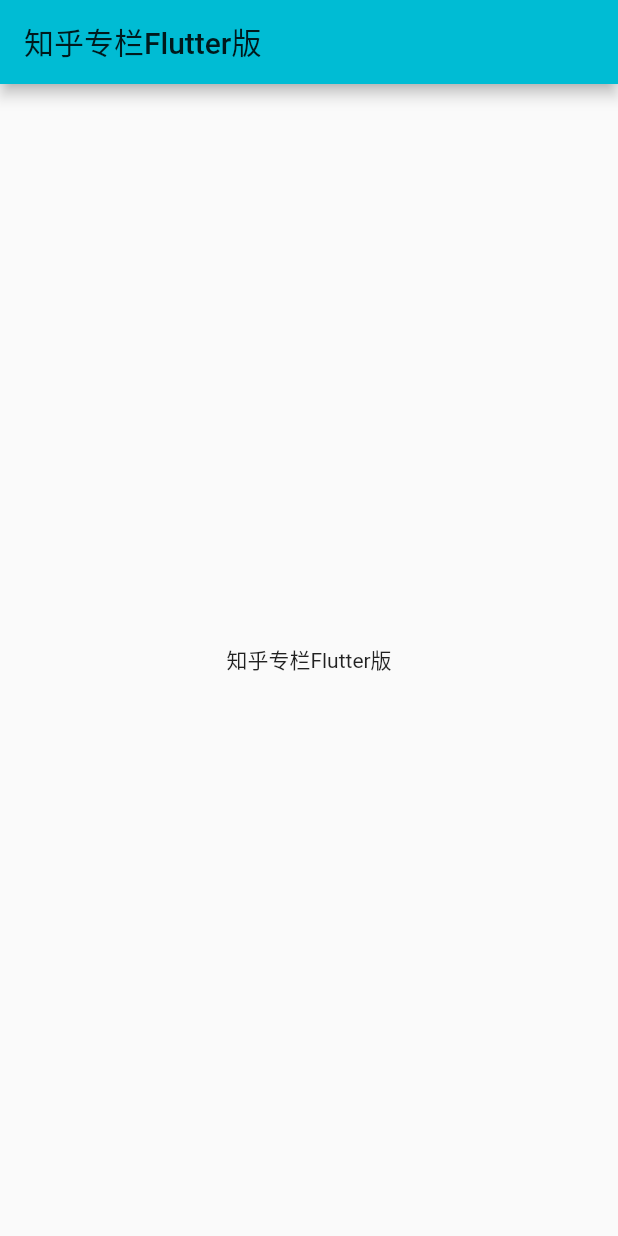
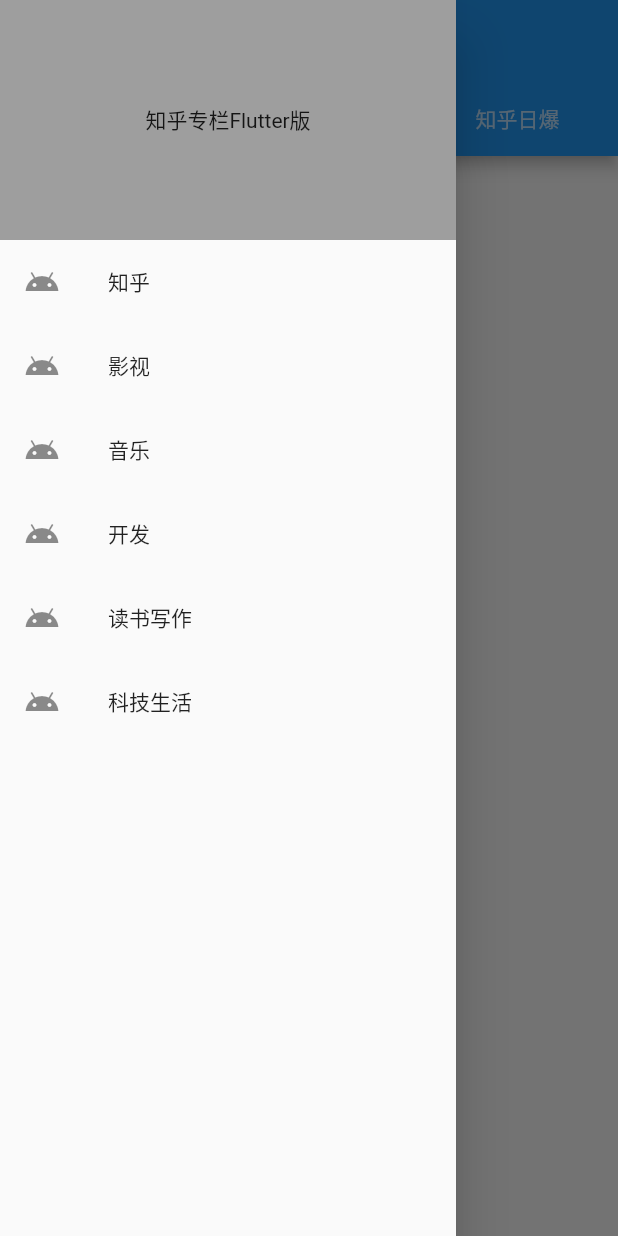
Before and after one commit to 7449/flutter_example, a Flutter app: the screen it shows after launch, with the side drawer open (before the commit the screen has no drawer), on a phone screen of 412 x 824 dp. Run offline on Flutter 3.47's test engine with Material 2 defaults, Android fonts, the phone set to English and light mode, and no system bars.

Commit message:
ADD TABVIEW

```diff
--- a/lib/HomeScreen.dart
+++ /dev/null
@@ -1,17 +0,0 @@
-import 'package:flutter/material.dart';
-import 'package:zhihu_zhuan_lan/values.dart';
-
-class HomeScreen extends StatelessWidget {
-  @override
-  Widget build(BuildContext context) {
-    return new Theme(
-        data: new ThemeData(
-          primaryColor: Colors.cyan,
-        ),
-        child: new Scaffold(
-            appBar: new AppBar(title: new Text(HomeTitle)),
-            body: new Center(
-              child: new Text(HomeTitle),
-            )));
-  }
-}
--- /dev/null
+++ b/lib/home_screen.dart
@@ -0,0 +1,111 @@
+import 'package:flutter/material.dart';
+import 'package:zhihu_zhuan_lan/values.dart';
+
+class HomeScreen extends StatefulWidget {
+  @override
+  State<StatefulWidget> createState() => new DrawerState();
+}
+
+class DrawerState extends State<HomeScreen>
+    with SingleTickerProviderStateMixin {
+  int selectDrawerTabIndex = 0;
+
+  Widget drawer() {
+    return new Column(
+      children: <Widget>[
+        new Container(
+          color: Colors.grey,
+          height: 160.0,
+          child: new Center(child: new Text(HomeTitle)),
+        ),
+        new Expanded(
+            child: new ListView.builder(
+                itemCount: drawerTabs.length,
+                itemBuilder: (context, index) =>
+                    drawerListItem(context, index)))
+      ],
+    );
+  }
+
+  Widget drawerListItem(context, index) {
+    var text = drawerTabs[index];
+    return new ListTile(
+        leading: new Icon(Icons.android),
+        title: new Text(text),
+        onTap: () {
+          Navigator.pop(context);
+          Scaffold
+              .of(context)
+              .showSnackBar(new SnackBar(content: new Text('开始加载$text')));
+          setState(() => selectDrawerTabIndex = index);
+        });
+  }
+
+  List getTabView() {
+    var tabTitles = [];
+    switch (selectDrawerTabIndex) {
+      case 0:
+        tabTitles = zhihuTabs;
+        break;
+      case 1:
+        tabTitles = movieTabs;
+        break;
+      case 2:
+        tabTitles = musicTabs;
+        break;
+      case 3:
+        tabTitles = developTabs;
+        break;
+      case 4:
+        tabTitles = bookTabs;
+        break;
+      case 5:
+        tabTitles = internetTabs;
+        break;
+    }
+    return tabTitles.map((text) => new Tab(text: text)).toList();
+  }
+
+  List getBodyView() {
+    var tabTitles = [];
+    switch (selectDrawerTabIndex) {
+      case 0:
+        tabTitles = zhihuTabs;
+        break;
+      case 1:
+        tabTitles = movieTabs;
+        break;
+      case 2:
+        tabTitles = musicTabs;
+        break;
+      case 3:
+        tabTitles = developTabs;
+        break;
+      case 4:
+        tabTitles = bookTabs;
+        break;
+      case 5:
+        tabTitles = internetTabs;
+        break;
+    }
+    return tabTitles.map((text) => new Center(child: new Text(text))).toList();
+  }
+
+  @override
+  Widget build(BuildContext context) {
+    var views = getTabView();
+    return new MaterialApp(
+        home: new DefaultTabController(
+            length: 20,
+            child: new Scaffold(
+              drawer: new Drawer(child: drawer()),
+              appBar: new AppBar(
+                  title: new Text(drawerTabs[selectDrawerTabIndex]),
+                  bottom: new TabBar(
+                    tabs: views,
+                    isScrollable: true,
+                  )),
+              body: new TabBarView(children: getBodyView()),
+            )));
+  }
+}
--- a/lib/Main.dart
+++ b/lib/main.dart
@@ -1,5 +1,5 @@
 import 'package:flutter/material.dart';
-import 'package:zhihu_zhuan_lan/HomeScreen.dart';
+import 'package:zhihu_zhuan_lan/home_screen.dart';
 
 // 入口，这里使用MaterialApp作为顶级入口,启动项目的启动页
 // 当然,这有个缺点就是`ios`和`android`想要相同的效果就要一起替换
--- a/lib/SplashScreen.dart
+++ b/lib/splash_screen.dart
@@ -1,5 +1,5 @@
 import 'package:flutter/material.dart';
-import 'package:zhihu_zhuan_lan/HomeScreen.dart';
+import 'package:zhihu_zhuan_lan/home_screen.dart';
 import 'package:zhihu_zhuan_lan/values.dart';
 
 //废弃
--- a/lib/values.dart
+++ b/lib/values.dart
@@ -1,3 +1,122 @@
 const SplashImage = 'lib/image/icon_splash.jpg';
 
 const HomeTitle = '知乎专栏Flutter版';
+
+const drawerTabs = [
+  '知乎',
+  '影视',
+  '音乐',
+  '开发',
+  '读书写作',
+  '科技生活',
+];
+const zhihuTabs = [
+  '知乎电子书',
+  '知乎日报',
+  '知识青年',
+  '知乎日爆',
+];
+const zhihuTabsSuffix = [
+  'Weekly',
+  'daily',
+  'zhihumkt',
+  'booom',
+];
+const movieTabs = [
+  'MovieDaily',
+  '太空堡垒',
+  '木易影评',
+  '48帧',
+  'RealFantasy',
+  '知影',
+  '日剧乱谈',
+  '登爷的资料库',
+];
+const movieTabsSuffix = [
+  'MovieDaily',
+  'Battlestar',
+  'happymuyi',
+  '48zhen',
+  'nordenbox',
+  'zhimovie',
+  'rijuluantan',
+  'nordenbox',
+];
+const musicTabs = [
+  '乱弹琴',
+  '古典音乐',
+  '那些年听过的歌',
+  '弦语者',
+  '大豆，音乐',
+  '狂喜之诗',
+];
+const musicTabsSuffix = [
+  'DKLearnsPop',
+  'classicalmusic',
+  '1song',
+  'violinist',
+  'adamsuen',
+  'klexraxmusic',
+];
+const developTabs = [
+  'AndroidWeekly',
+  '开发技术前线',
+  'Android科学院',
+  'C++',
+  '前端外刊评论',
+  '程序员的自我修养',
+];
+const developTabsSuffix = [
+  'android-weekly',
+  'tech-frontier',
+  'andlib',
+  'nihaoCPP',
+  'FrontendMagazine',
+  'netjob',
+];
+const bookTabs = [
+  '西流堂',
+  '文明之光',
+  '读书有疑',
+  '异教徒告解室',
+  '张佳玮写字的地方',
+  '黄健说',
+  '听甘德霜讲故事',
+  '人丑就该多读书',
+];
+const bookTabsSuffix = [
+  'xiliutang',
+  'wujun',
+  'doubtsinreading',
+  'maboyong',
+  'zhangjiawei',
+  'huangjian',
+  'tgdsjgs',
+  'uglypeoplefuckbooks',
+];
+const internetTabs = [
+  'apple',
+  'MacTalk',
+  '体验之美',
+  '最美应用',
+  '数据冰山',
+  '小道消息',
+  'Rio说',
+];
+const internetTabsSuffix = [
+  'Apple',
+  'mactalk',
+  'design',
+  'zuimei',
+  'hemingke',
+  'WebNotes',
+  'riobard',
+];
+
+String getListUrl(suffix) {
+  return 'https://zhuanlan.zhihu.com/api/columns/$suffix/posts';
+}
+
+String getDetailUrl(slug) {
+  return 'https://zhuanlan.zhihu.com/api/posts/$slug';
+}
```
Also changed, not shown: 1 other file.
